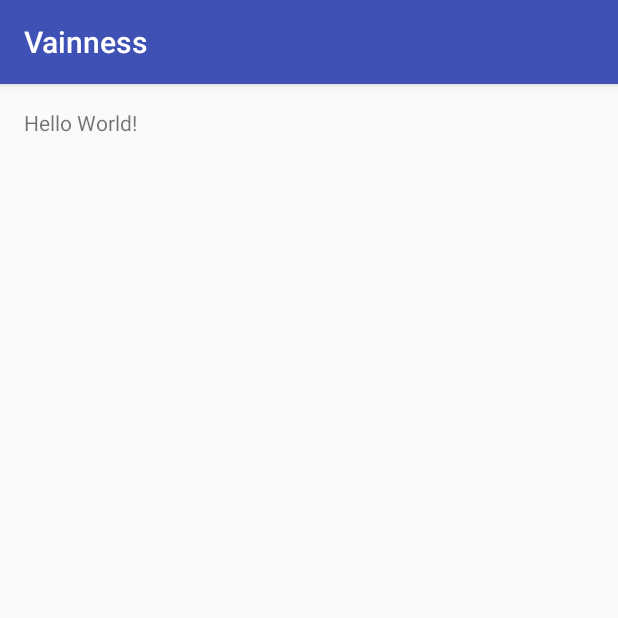
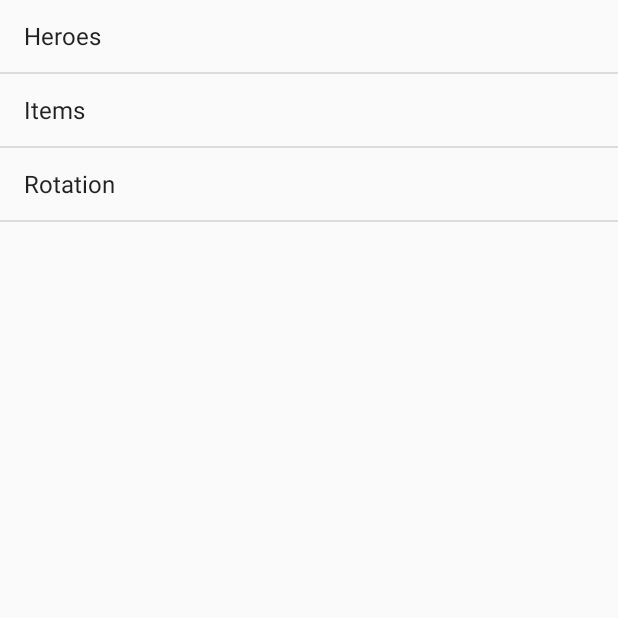
Before and after one commit to gudboi/Vainness, an Android app: the screen it shows after launch (MainActivity), on a phone screen of 412 x 824 dp, the top half of it. Run offline under Robolectric (Android 15) with nearby library versions, the phone set to English and light mode, and no system bars.

Commit message:
Fragments and DataBase implementation.

```diff
--- a/app/build.gradle
+++ b/app/build.gradle
@@ -23,4 +23,5 @@ dependencies {
     compile fileTree(dir: 'libs', include: ['*.jar'])
     testCompile 'junit:junit:4.12'
     compile 'com.android.support:appcompat-v7:23.1.1'
+    compile 'com.android.support:support-v4:23.1.1'
 }
--- a/app/src/main/java/com/carlosjacinto/vainness/MainActivity.java
+++ b/app/src/main/java/com/carlosjacinto/vainness/MainActivity.java
@@ -1,13 +1,69 @@
 package com.carlosjacinto.vainness;
 
+import android.support.v4.app.FragmentActivity;
 import android.support.v7.app.AppCompatActivity;
 import android.os.Bundle;
+import android.view.Menu;
+import android.view.MenuItem;
 
-public class MainActivity extends AppCompatActivity {
+public class MainActivity extends FragmentActivity {
+
+    boolean firstTimePortrait = true;
 
     @Override
     protected void onCreate(Bundle savedInstanceState) {
         super.onCreate(savedInstanceState);
         setContentView(R.layout.activity_main);
+
+        // Check whether we're recreating a previously destroyed instance
+        if (savedInstanceState != null) {
+            // Restore value of members from saved state
+            firstTimePortrait = savedInstanceState.getBoolean("firstTimePortrait");
+        }
+
+        // Check that the activity is using the layout version with
+        // the fragment_container FrameLayout
+        if (findViewById(R.id.fragment_container) != null) {
+
+            // However, if we're being restored from a previous state,
+            // then we don't need to do anything and should return or else
+            // we could end up with overlapping fragments.
+            if( ! firstTimePortrait ) {
+                return;
+            }
+
+            firstTimePortrait = false;
+
+            /*Context context = getApplicationContext();
+            CharSequence text = "Fragment created!";
+            int duration = Toast.LENGTH_SHORT;
+
+            Toast toast = Toast.makeText(context, text, duration);
+            toast.show();*/
+
+            // Create a new Fragment to be placed in the activity layout
+            MainFragment firstFragment = new MainFragment();
+
+            // In case this activity was started with special instructions from an
+            // Intent, pass the Intent's extras to the fragment as arguments
+            firstFragment.setArguments(getIntent().getExtras());
+
+            // Add the fragment to the 'fragment_container' FrameLayout
+            getSupportFragmentManager().beginTransaction()
+                    .add(R.id.fragment_container, firstFragment).commit();
+
+
+        }
+    }
+
+
+
+    @Override
+    public void onSaveInstanceState(Bundle savedInstanceState){
+        // Save the user's current game state
+        savedInstanceState.putBoolean("firstTimePortrait", firstTimePortrait);
+
+        // Always call the superclass so it can save the view hierarchy state
+        super.onSaveInstanceState(savedInstanceState);
     }
 }
--- /dev/null
+++ b/app/src/main/java/com/carlosjacinto/vainness/MainFragment.java
@@ -0,0 +1,68 @@
+package com.carlosjacinto.vainness;
+
+import android.content.Context;
+import android.net.Uri;
+import android.os.Bundle;
+import android.support.v4.app.Fragment;
+import android.support.v4.app.FragmentTransaction;
+import android.support.v4.app.ListFragment;
+import android.view.LayoutInflater;
+import android.view.View;
+import android.view.ViewGroup;
+import android.widget.ArrayAdapter;
+import android.widget.ListView;
+import android.widget.TextView;
+import android.widget.Toast;
+
+
+public class MainFragment extends ListFragment {
+
+
+    public MainFragment() {
+        // Required empty public constructor
+    }
+
+    @Override
+    public void onActivityCreated(Bundle savedInstanceState) {
+        super.onActivityCreated(savedInstanceState);
+
+        ArrayAdapter<String> adapter = new ArrayAdapter<String>(getActivity(), android.R.layout.simple_list_item_1, VainData.Headlines);
+
+        setListAdapter(adapter);
+    }
+
+    @Override
+    public View onCreateView(LayoutInflater inflater, ViewGroup container,
+                             Bundle savedInstanceState) {
+
+        return super.onCreateView(inflater, container, savedInstanceState);
+    }
+
+    @Override
+    public void onListItemClick(ListView l, View v, int position, long id) {
+        if (getActivity().findViewById(R.id.fragment_container) != null){
+            /*Toast.makeText(getActivity().getBaseContext(), "Clicked Portrait."
+                    + NewsData.Headlines[position], Toast.LENGTH_SHORT).show();*/
+            // Create fragment and give it an argument specifying the article it should show
+            HeroesFragment newFragment = new HeroesFragment();
+            Bundle args = new Bundle();
+            args.putInt("position", position);
+            newFragment.setArguments(args);
+
+            FragmentTransaction transaction = getActivity().getSupportFragmentManager().beginTransaction();
+
+            // Replace whatever is in the fragment_container view with this fragment,
+            // and add the transaction to the back stack so the user can navigate back
+            transaction.replace(R.id.fragment_container, newFragment);
+            transaction.addToBackStack(null);
+
+            // Commit the transaction
+            transaction.commit();
+        } else{
+            /*Toast.makeText(getActivity().getBaseContext(), "Clicked Landscape."
+                    + NewsData.Headlines[position], Toast.LENGTH_SHORT).show();*/
+            TextView article = (TextView) getActivity().findViewById(R.id.article_text);
+            article.setText(VainData.Articles[position]);
+        }
+    }
+}
--- /dev/null
+++ b/app/src/main/java/com/carlosjacinto/vainness/VainData.java
@@ -0,0 +1,18 @@
+package com.carlosjacinto.vainness;
+
+/**
+ * Created by apptizer on 26/01/2016.
+ */
+public class VainData {
+
+    static String[] Headlines = {
+            "Heroes",
+            "Items",
+            "Rotation"
+    };
+    static String[] Articles = {
+            "Heroes\n\nAdagio",
+            "Items\n\namet nibh.",
+            "Rotation\n\nnibh."
+    };
+}
--- a/app/src/main/res/layout/activity_main.xml
+++ b/app/src/main/res/layout/activity_main.xml
@@ -1,16 +1,4 @@
-<?xml version="1.0" encoding="utf-8"?>
-<RelativeLayout xmlns:android="http://schemas.android.com/apk/res/android"
-    xmlns:tools="http://schemas.android.com/tools"
+<FrameLayout xmlns:android="http://schemas.android.com/apk/res/android"
+    android:id="@+id/fragment_container"
     android:layout_width="match_parent"
-    android:layout_height="match_parent"
-    android:paddingBottom="@dimen/activity_vertical_margin"
-    android:paddingLeft="@dimen/activity_horizontal_margin"
-    android:paddingRight="@dimen/activity_horizontal_margin"
-    android:paddingTop="@dimen/activity_vertical_margin"
-    tools:context="com.carlosjacinto.vainness.MainActivity">
-
-    <TextView
-        android:layout_width="wrap_content"
-        android:layout_height="wrap_content"
-        android:text="Hello World!" />
-</RelativeLayout>
+    android:layout_height="match_parent" />
--- a/app/src/main/res/values/strings.xml
+++ b/app/src/main/res/values/strings.xml
@@ -1,3 +1,6 @@
 <resources>
     <string name="app_name">Vainness</string>
+
+    <!-- TODO: Remove or change this placeholder text -->
+    <string name="hello_blank_fragment">Hello blank fragment</string>
 </resources>
```
Also changed, not shown: app/src/main/java/com/carlosjacinto/vainness/DatabaseHandler.java (added, +92 -0 lines), app/src/main/java/com/carlosjacinto/vainness/HeroesFragment.java (added, +44 -0 lines), app/src/main/java/com/carlosjacinto/vainness/ItemHandler.java (added, +52 -0 lines), app/src/main/java/com/carlosjacinto/vainness/ItemsFragment.java (added, +108 -0 lines), app/src/main/java/com/carlosjacinto/vainness/RotationFragment.java (added, +108 -0 lines), app/src/main/java/com/carlosjacinto/vainness/VainDBLogTest.java (added, +24 -0 lines), app/src/main/res/layout/fragment_heroes.xml (added, +14 -0 lines), app/src/main/res/layout/fragment_items.xml (added, +13 -0 lines), app/src/main/res/layout/fragment_main.xml (added, +13 -0 lines), app/src/main/res/layout/fragment_rotation.xml (added, +13 -0 lines).
